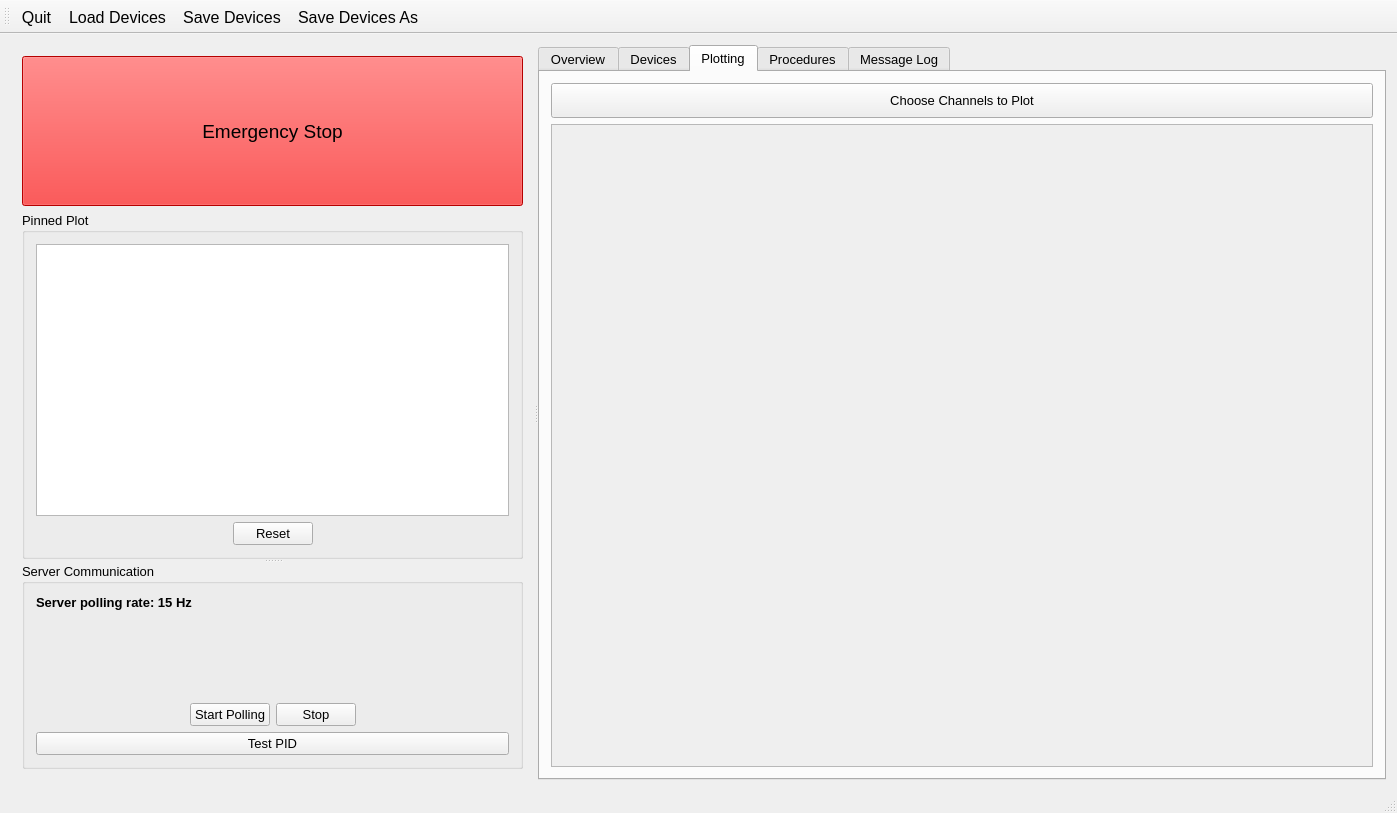
Old version of the form Software/ControlSystem/qt/designer/MainWindow.ui in the repository DanielWinklehner/Ion-Source-Control-System.
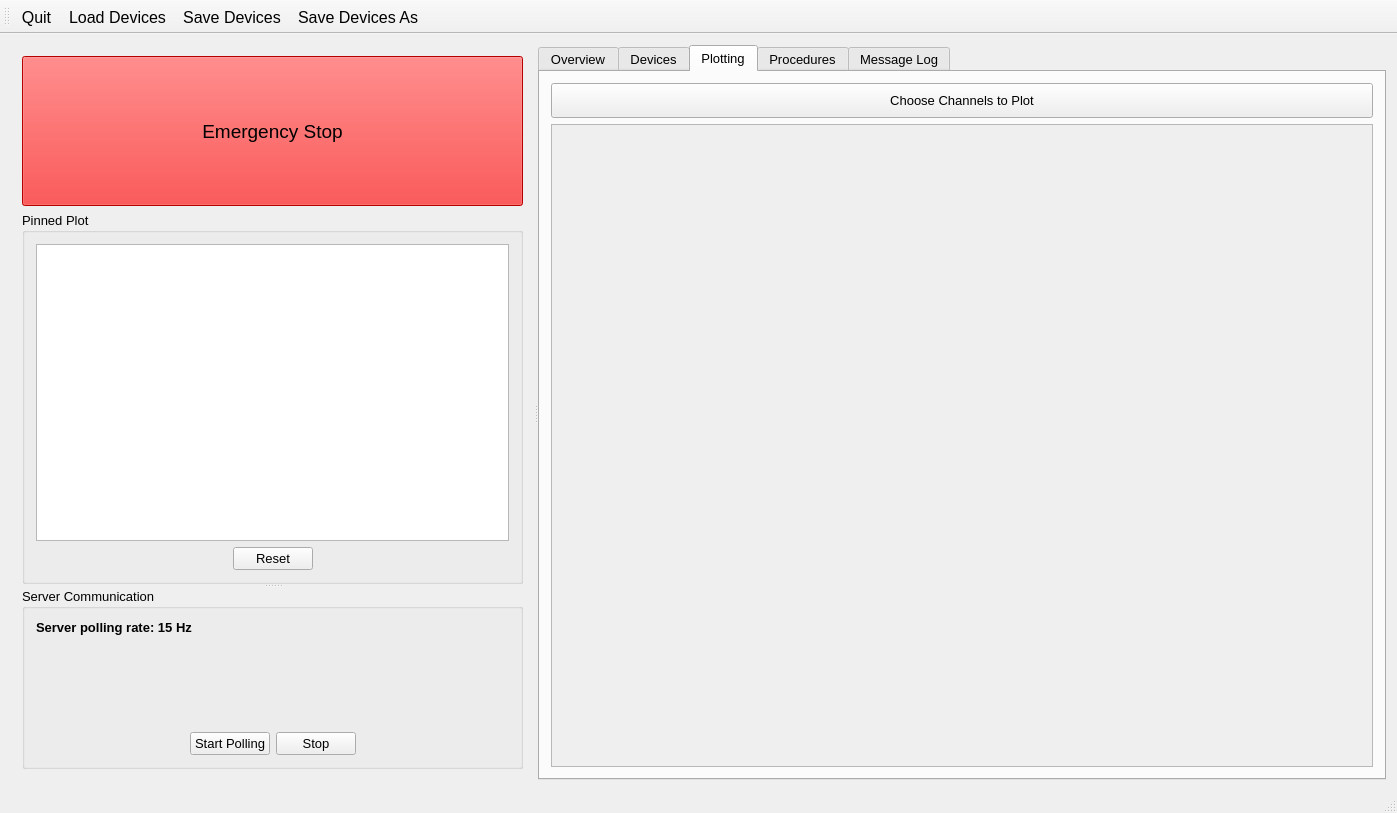
New version of the form. The open tabs and pages were chosen to show the change. Custom widgets are drawn as their Qt base class.

The edit to the form file:
```diff
--- a/Software/ControlSystem/qt/designer/MainWindow.ui
+++ b/Software/ControlSystem/qt/designer/MainWindow.ui
@@ -249,13 +249,6 @@
               </item>
              </layout>
             </item>
-            <item>
-             <widget class="QPushButton" name="btnPID">
-              <property name="text">
-               <string>Test PID</string>
-              </property>
-             </widget>
-            </item>
            </layout>
           </widget>
          </widget>
```
Left out of the diff: 10 changed lines with no effect on the pictures.
